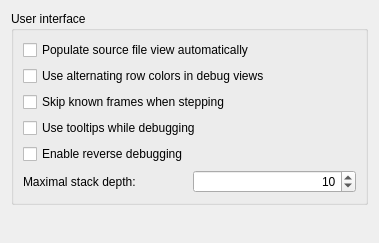
The window that src/plugins/debugger/commonoptionspage.ui (qt-creator/qt-creator) describes before a commit, drawn with Qt 5.
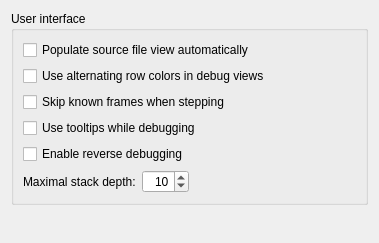
The same window after the commit.

Commit message: Aligning the 'Maximal stack depth' spinbox to its label.

The edit to the form file:
```diff
--- a/src/plugins/debugger/commonoptionspage.ui
+++ b/src/plugins/debugger/commonoptionspage.ui
@@ -96,6 +96,19 @@
           </property>
          </widget>
         </item>
+        <item>
+         <spacer name="horizontalSpacer">
+          <property name="orientation">
+           <enum>Qt::Horizontal</enum>
+          </property>
+          <property name="sizeHint" stdset="0">
+           <size>
+            <width>40</width>
+            <height>20</height>
+           </size>
+          </property>
+         </spacer>
+        </item>
        </layout>
       </item>
      </layout>
```
Left out of the diff: 3 changed lines with no effect on the pictures.
